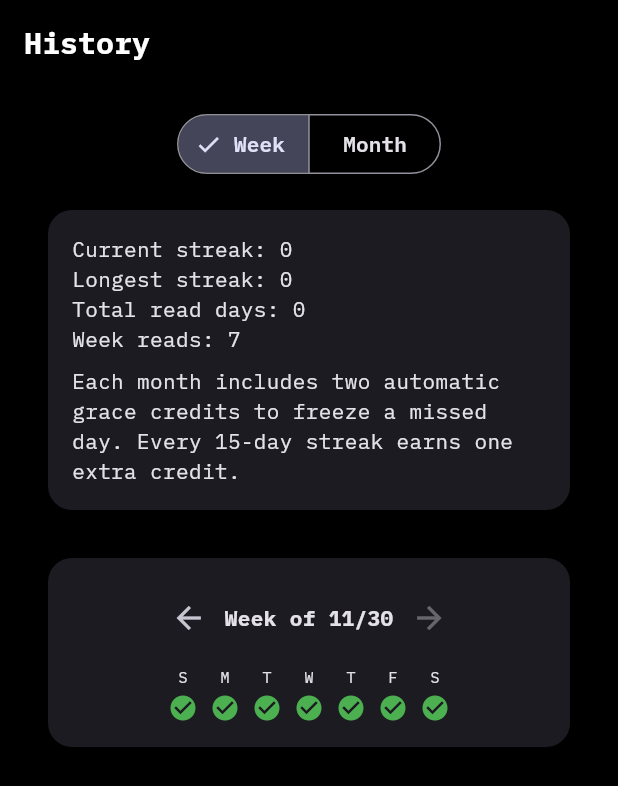
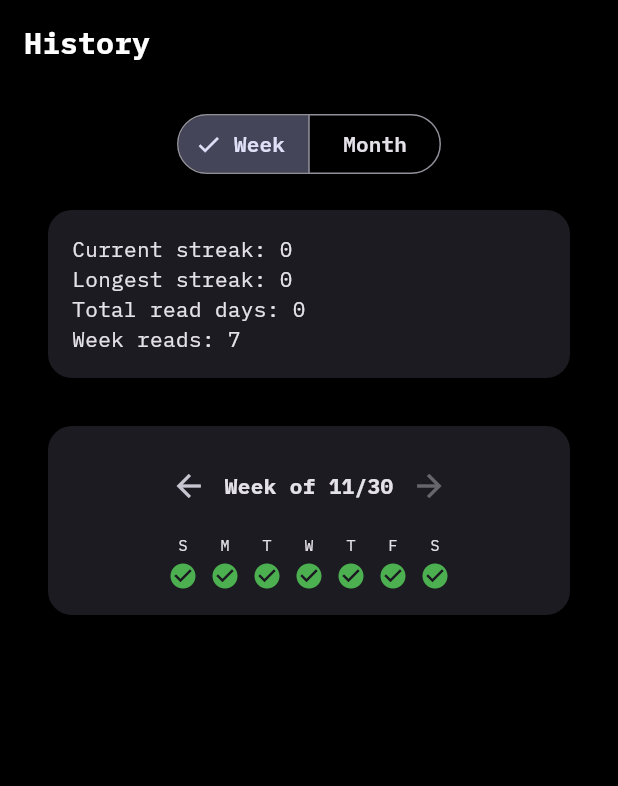
Before and after one commit to Shir0o/bible-read, a Flutter app: the StreakHistoryPage screen opened directly, on a phone screen of 412 x 824 dp. Shown: the top 786 px of the screen. Run offline on Flutter 3.47's test engine with Material 3 defaults, Android fonts, the phone set to English and light mode, and no system bars; our stand-ins replace cached_network_image, cloud_firestore, cloud_functions, custom_refresh_indicator, firebase_auth, firebase_core and 9 more; missing offline and left inert: firebase_app_check; accounts and stored records are empty.

Commit message:
Move streak freeze rule from history page to home page
- Removed the streak freeze description from `StreakHistoryPage` in `lib/pages/streak_history_page.dart`.
- Added an info icon and tooltip to `ReadStatusSection` in `lib/widgets/read_status_section.dart` to display the streak freeze rule next to the "Streak freezes left" text.
- Updated `ReadStatusSection` tests to verify the presence of the info icon and tooltip.

```diff
--- a/lib/pages/streak_history_page.dart
+++ b/lib/pages/streak_history_page.dart
@@ -310,11 +310,6 @@ class _StreakHistoryPageState extends State<StreakHistoryPage> {
                 periodCount: _periodCount,
                 periodLabel: periodLabel,
                 remainingGraceCredits: _remainingGraceCredits,
-                description: const Text(
-                  'Each month includes two automatic grace credits to freeze a missed day. '
-                  'Every 15-day streak earns one extra credit.',
-                  style: AppTextStyles.body,
-                ),
               ),
               const SizedBox(height: 16),
               if (_period == _Period.week)
```
Also changed, not shown: lib/widgets/read_status_section.dart (+17 -6 lines), 1 other file.
